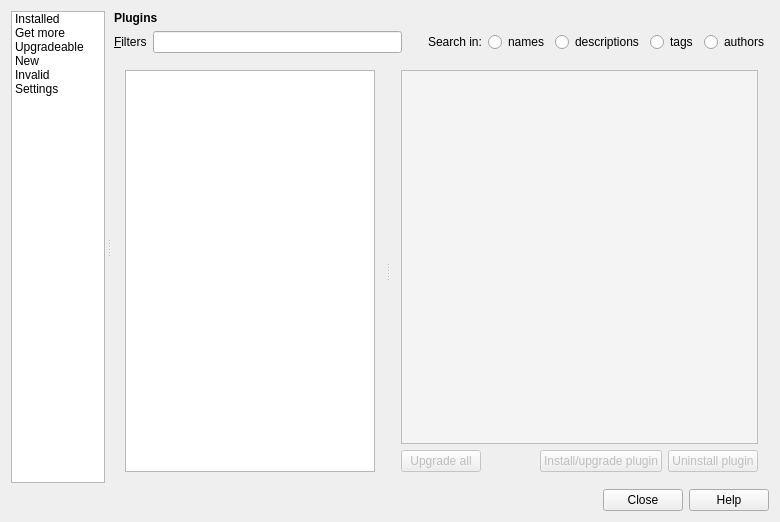
Old version of the form src/ui/qgspluginmanagerbase.ui in the repository carsmie/QGIS.
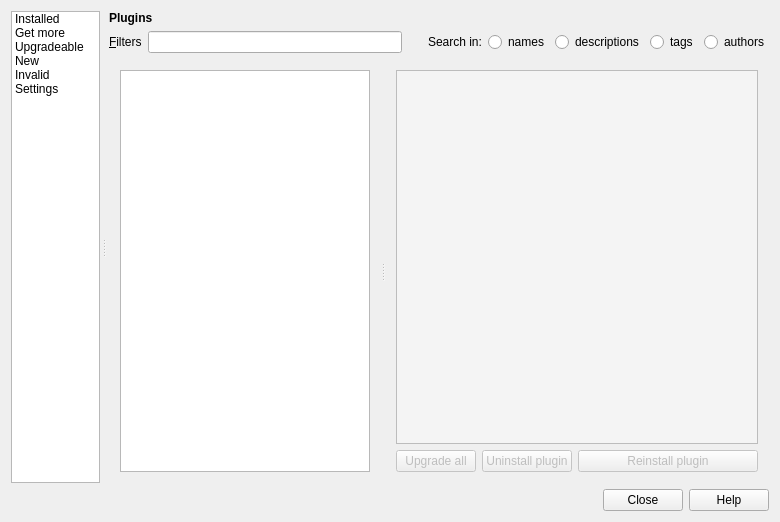
New version of the form. Icons and pictures are not drawn. Custom widgets are drawn as their Qt base class.

Commit message: [Plugin Manager] Better sorting by status, minor gui fixes and improvements

The edit to the form file:
```diff
--- a/src/ui/qgspluginmanagerbase.ui
+++ b/src/ui/qgspluginmanagerbase.ui
@@ -469,19 +469,6 @@
                    </property>
                   </spacer>
                  </item>
-                 <item>
-                  <widget class="QPushButton" name="buttonInstall">
-                   <property name="enabled">
-                    <bool>false</bool>
-                   </property>
-                   <property name="toolTip">
-                    <string>Install, reinstall or upgrade the selected plugin</string>
-                   </property>
-                   <property name="text">
-                    <string>Install/upgrade plugin</string>
-                   </property>
-                  </widget>
-                 </item>
                  <item>
                   <widget class="QPushButton" name="buttonUninstall">
                    <property name="enabled">
@@ -495,6 +482,25 @@
                    </property>
                   </widget>
                  </item>
+                 <item>
+                  <widget class="QPushButton" name="buttonInstall">
+                   <property name="enabled">
+                    <bool>false</bool>
+                   </property>
+                   <property name="minimumSize">
+                    <size>
+                     <width>180</width>
+                     <height>0</height>
+                    </size>
+                   </property>
+                   <property name="toolTip">
+                    <string>Install, reinstall or upgrade the selected plugin</string>
+                   </property>
+                   <property name="text">
+                    <string>Reinstall plugin</string>
+                   </property>
+                  </widget>
+                 </item>
                 </layout>
                </item>
               </layout>
```
Left out of the diff: 2 changed lines with no effect on the pictures. The commit also changes 6 other files.
